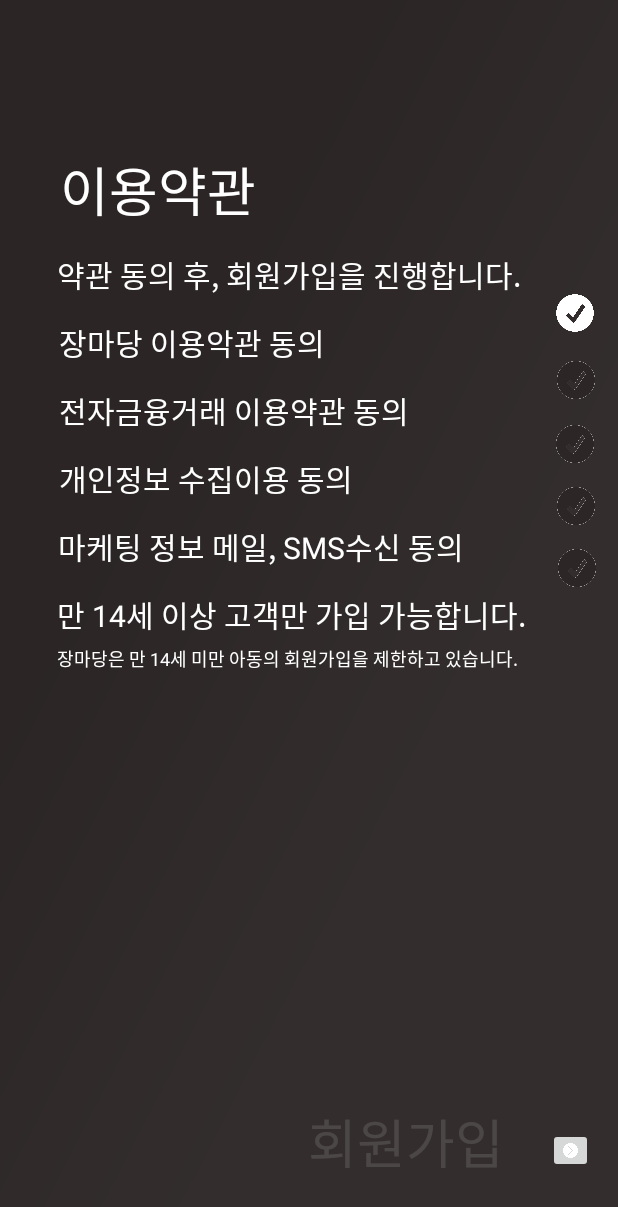
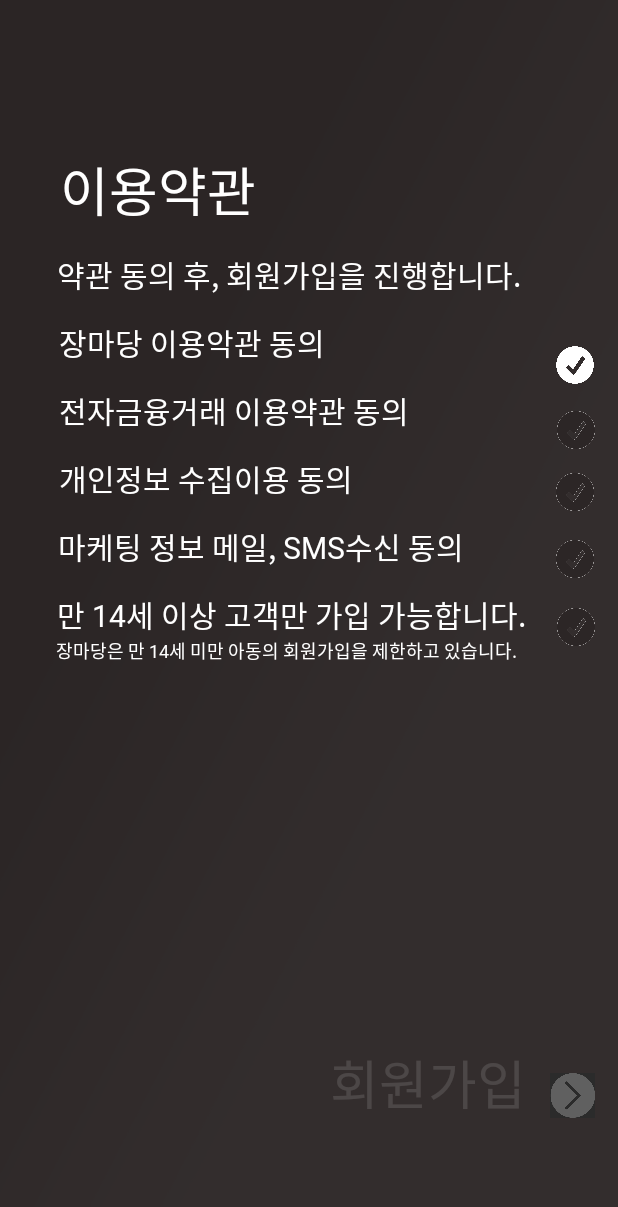
Before and after one commit to dnd-mentee-first/dnd-mentee-2st-14-frontend, an Android app: the TermsOfUseActivity screen opened directly, with no data from a screen before it, after a tap on an icon or button, on a phone screen of 412 x 824 dp. Shown: the top 1207 px of the screen. Run offline under Robolectric (Android 15) with nearby library versions, the phone set to English and light mode, and no system bars.

Commit message:
revise Term Of Use check

```diff
--- a/app/src/main/AndroidManifest.xml
+++ b/app/src/main/AndroidManifest.xml
@@ -11,7 +11,7 @@
         android:theme="@style/full_Screen">
         <meta-data
             android:name="com.google.android.actions"
-            android:resource="@drawable/custom_check_box" />
+            android:resource="@drawable/tos_check_box_selector" />
 
         <activity android:name=".MainActivity">
             <intent-filter>
@@ -52,15 +52,11 @@
         </activity>
         <activity android:name=".SignupNicknameActivity">
             <intent-filter>
-                <action android:name="android.intent.action.MAIN" />
-
                 <category android:name="android.intent.category.LAUNCHER" />
             </intent-filter>
         </activity>
         <activity android:name=".SignupAddressActivity">
             <intent-filter>
-                <action android:name="android.intent.action.MAIN" />
-
                 <category android:name="android.intent.category.LAUNCHER" />
             </intent-filter>
         </activity>
--- a/app/src/main/java/dnd/madang/jang/TermsOfUseActivity.kt
+++ b/app/src/main/java/dnd/madang/jang/TermsOfUseActivity.kt
@@ -4,9 +4,6 @@ import android.content.Intent
 import android.graphics.Color
 import androidx.appcompat.app.AppCompatActivity
 import android.os.Bundle
-import android.os.Handler
-import android.view.WindowManager
-import androidx.core.content.ContextCompat
 import kotlinx.android.synthetic.main.activity_termsofuse.*
 
 class TermsOfUseActivity : AppCompatActivity() {
@@ -15,22 +12,70 @@ class TermsOfUseActivity : AppCompatActivity() {
         super.onCreate(savedInstanceState)
         setContentView(R.layout.activity_termsofuse)
         val intent = Intent(this, SelfCertificationActivity::class.java)
-        //val intent = Intent(this, SelfCertificationActivity::class.java)
+        buttonNext.setAlpha(64)
         checkBox1.setOnClickListener{
             if(isChecked()){
                 textViewNext.setTextColor(Color.parseColor("#ffffff"))
+                buttonNext.setAlpha(255)
             }
-            else
+            else{
                 textViewNext.setTextColor(Color.parseColor("#20ffffff"))
+                //buttonNext.setColorFilter(R.color.clear)
+                buttonNext.setAlpha(64)
+            }
+        }
+        checkBox2.setOnClickListener{
+            if(isChecked()){
+                textViewNext.setTextColor(Color.parseColor("#ffffff"))
+                buttonNext.setAlpha(255)
+            }
+            else{
+                textViewNext.setTextColor(Color.parseColor("#20ffffff"))
+                //buttonNext.setColorFilter(R.color.clear)
+                buttonNext.setAlpha(64)
+            }
+        }
+        checkBox3.setOnClickListener{
+            if(isChecked()){
+                textViewNext.setTextColor(Color.parseColor("#ffffff"))
+                buttonNext.setAlpha(255)
+            }
+            else{
+                textViewNext.setTextColor(Color.parseColor("#20ffffff"))
+                //buttonNext.setColorFilter(R.color.clear)
+                buttonNext.setAlpha(64)
+            }
+        }
+        checkBox4.setOnClickListener{
+            if(isChecked()){
+                textViewNext.setTextColor(Color.parseColor("#ffffff"))
+                buttonNext.setAlpha(255)
+            }
+            else{
+                textViewNext.setTextColor(Color.parseColor("#20ffffff"))
+                //buttonNext.setColorFilter(R.color.clear)
+                buttonNext.setAlpha(64)
+            }
+        }
+        checkBox5.setOnClickListener{
+            if(isChecked()){
+                textViewNext.setTextColor(Color.parseColor("#ffffff"))
+                buttonNext.setAlpha(255)
+            }
+            else{
+                textViewNext.setTextColor(Color.parseColor("#20ffffff"))
+                //buttonNext.setColorFilter(R.color.clear)
+                buttonNext.setAlpha(64)
+            }
         }
 
-        nextButton.setOnClickListener {
+        buttonNext.setOnClickListener {
             if (isChecked())
                 startActivity(intent)
         }
     }
 
-    private fun isChecked():Boolean{
+    private fun isChecked():Boolean {
         if (checkBox1.isChecked && checkBox2.isChecked && checkBox3.isChecked && checkBox4.isChecked && checkBox5.isChecked){
             return true;
         }
--- a/app/src/main/res/layout/activity_termsofuse.xml
+++ b/app/src/main/res/layout/activity_termsofuse.xml
@@ -17,6 +17,7 @@
         android:layout_marginStart="40dp"
         android:layout_marginLeft="40dp"
         android:layout_marginTop="100dp"
+        android:fontFamily="@font/nanumsquareeb"
         android:text="이용약관"
         android:textAppearance="@style/TextAppearance.AppCompat.Large"
         android:textColor="#FFFFFF"
@@ -33,6 +34,7 @@
         android:layout_width="wrap_content"
         android:layout_height="wrap_content"
         android:layout_marginTop="15dp"
+        android:fontFamily="@font/nanumsquareb"
         android:text="약관 동의 후, 회원가입을 진행합니다."
         android:textAppearance="@style/TextAppearance.AppCompat.Large"
         android:textColor="#FFFFFF"
@@ -47,6 +49,7 @@
         android:layout_width="wrap_content"
         android:layout_height="wrap_content"
         android:layout_marginTop="15dp"
+        android:fontFamily="@font/nanumsquareb"
         android:text="장마당 이용악관 동의"
         android:textAllCaps="false"
         android:textAppearance="@style/TextAppearance.AppCompat.Large"
@@ -63,6 +66,7 @@
         android:layout_width="wrap_content"
         android:layout_height="wrap_content"
         android:layout_marginTop="15dp"
+        android:fontFamily="@font/nanumsquareb"
         android:text="전자금융거래 이용약관 동의"
         android:textAllCaps="false"
         android:textAppearance="@style/TextAppearance.AppCompat.Large"
@@ -79,6 +83,7 @@
         android:layout_width="wrap_content"
         android:layout_height="wrap_content"
         android:layout_marginTop="15dp"
+        android:fontFamily="@font/nanumsquareb"
         android:text="개인정보 수집이용 동의"
         android:textAllCaps="false"
         android:textAppearance="@style/TextAppearance.AppCompat.Large"
@@ -95,6 +100,7 @@
         android:layout_width="wrap_content"
         android:layout_height="wrap_content"
         android:layout_marginTop="15dp"
+        android:fontFamily="@font/nanumsquareb"
         android:text="마케팅 정보 메일, SMS수신 동의"
         android:textAllCaps="false"
         android:textAppearance="@style/TextAppearance.AppCompat.Large"
@@ -111,6 +117,7 @@
         android:layout_width="wrap_content"
         android:layout_height="wrap_content"
         android:layout_marginTop="15dp"
+        android:fontFamily="@font/nanumsquareb"
         android:text="만 14세 이상 고객만 가입 가능합니다."
         android:textAllCaps="false"
         android:textAppearance="@style/TextAppearance.AppCompat.Large"
@@ -126,7 +133,7 @@
         android:id="@+id/textView10"
         android:layout_width="wrap_content"
         android:layout_height="wrap_content"
-        android:layout_marginTop="5dp"
+        android:fontFamily="@font/nanumsquarer"
         android:text="장마당은 만 14세 미만 아동의 회원가입을 제한하고 있습니다."
         android:textAllCaps="false"
         android:textAppearance="@style/TextAppearance.AppCompat.Large"
@@ -134,7 +141,7 @@
         android:textIsSelectable="false"
         android:textSize="12dp"
         app:layout_constraintEnd_toEndOf="parent"
-        app:layout_constraintHorizontal_bias="0.366"
+        app:layout_constraintHorizontal_bias="0.355"
         app:layout_constraintStart_toStartOf="parent"
         app:layout_constraintTop_toBottomOf="@+id/textView9" />
 
@@ -142,26 +149,25 @@
         android:id="@+id/textViewNext"
         android:layout_width="wrap_content"
         android:layout_height="wrap_content"
-        android:layout_marginStart="40dp"
-        android:layout_marginLeft="40dp"
+        android:layout_marginStart="220dp"
+        android:layout_marginLeft="220dp"
         android:layout_marginTop="100dp"
+        android:fontFamily="@font/nanumsquareb"
         android:text="회원가입"
         android:textAppearance="@style/TextAppearance.AppCompat.Large"
         android:textColor="#20FFFFFF"
         android:textSize="35dp"
         app:layout_constraintBottom_toBottomOf="parent"
-        app:layout_constraintEnd_toEndOf="parent"
-        app:layout_constraintHorizontal_bias="0.685"
         app:layout_constraintStart_toStartOf="parent"
         app:layout_constraintTop_toTopOf="parent"
-        app:layout_constraintVertical_bias="0.945" />
+        app:layout_constraintVertical_bias="0.887" />
 
     <CheckBox
         android:id="@+id/checkBox1"
         android:layout_width="25dp"
         android:layout_height="25dp"
         android:layout_marginBottom="98dp"
-        android:background="@drawable/custom_check_box"
+        android:background="@drawable/tos_check_box_selector"
         android:button="@null"
         android:checked="false"
         android:visibility="visible"
@@ -170,14 +176,48 @@
         app:layout_constraintHorizontal_bias="0.906"
         app:layout_constraintStart_toEndOf="@+id/textView5"
         app:layout_constraintTop_toTopOf="parent"
-        app:layout_constraintVertical_bias="0.321" />
+        app:layout_constraintVertical_bias="0.403" />
+
+    <CheckBox
+        android:id="@+id/checkBox5"
+        android:layout_width="25dp"
+        android:layout_height="25dp"
+        android:layout_marginBottom="98dp"
+        android:background="@drawable/tos_check_box_selector"
+        android:button="@null"
+        android:checked="false"
+        android:visibility="visible"
+        app:layout_constraintBottom_toTopOf="@+id/textViewNext"
+        app:layout_constraintEnd_toEndOf="parent"
+        app:layout_constraintHorizontal_bias="0.567"
+        app:layout_constraintStart_toEndOf="@+id/textView9"
+        app:layout_constraintTop_toBottomOf="@+id/checkBox4"
+        app:layout_constraintVertical_bias="0.106" />
+
+    <CheckBox
+        android:id="@+id/checkBox3"
+        android:layout_width="25dp"
+        android:layout_height="25dp"
+        android:layout_marginTop="10dp"
+        android:layout_marginBottom="98dp"
+        android:background="@drawable/tos_check_box_selector"
+        android:button="@null"
+        android:checked="false"
+        android:visibility="visible"
+        app:layout_constraintBottom_toTopOf="@+id/textViewNext"
+        app:layout_constraintEnd_toEndOf="parent"
+        app:layout_constraintHorizontal_bias="0.895"
+        app:layout_constraintStart_toEndOf="@+id/textView7"
+        app:layout_constraintTop_toBottomOf="@+id/checkBox2"
+        app:layout_constraintVertical_bias="0.022" />
 
     <CheckBox
         android:id="@+id/checkBox2"
         android:layout_width="25dp"
         android:layout_height="25dp"
+        android:layout_marginTop="10dp"
         android:layout_marginBottom="98dp"
-        android:background="@drawable/custom_check_box"
+        android:background="@drawable/tos_check_box_selector"
         android:button="@null"
         android:checked="false"
         android:visibility="visible"
@@ -186,70 +226,38 @@
         app:layout_constraintHorizontal_bias="0.863"
         app:layout_constraintStart_toEndOf="@+id/textView6"
         app:layout_constraintTop_toBottomOf="@+id/checkBox1"
-        app:layout_constraintVertical_bias="0.049" />
+        app:layout_constraintVertical_bias="0.026" />
 
     <CheckBox
         android:id="@+id/checkBox4"
         android:layout_width="25dp"
         android:layout_height="25dp"
         android:layout_marginBottom="98dp"
-        android:background="@drawable/custom_check_box"
+        android:background="@drawable/tos_check_box_selector"
         android:button="@null"
         android:checked="false"
         android:visibility="visible"
         app:layout_constraintBottom_toTopOf="@+id/textViewNext"
         app:layout_constraintEnd_toEndOf="parent"
-        app:layout_constraintHorizontal_bias="0.8"
+        app:layout_constraintHorizontal_bias="0.794"
         app:layout_constraintStart_toEndOf="@+id/textView8"
         app:layout_constraintTop_toBottomOf="@+id/checkBox3"
-        app:layout_constraintVertical_bias="0.053" />
-
-    <CheckBox
-        android:id="@+id/checkBox5"
-        android:layout_width="25dp"
-        android:layout_height="25dp"
-        android:layout_marginBottom="98dp"
-        android:background="@drawable/custom_check_box"
-        android:button="@null"
-        android:checked="false"
-        android:visibility="visible"
-        app:layout_constraintBottom_toTopOf="@+id/textViewNext"
-        app:layout_constraintEnd_toEndOf="parent"
-        app:layout_constraintHorizontal_bias="0.589"
-        app:layout_constraintStart_toEndOf="@+id/textView9"
-        app:layout_constraintTop_toBottomOf="@+id/checkBox4"
-        app:layout_constraintVertical_bias="0.061" />
-
-    <CheckBox
-        android:id="@+id/checkBox3"
-        android:layout_width="25dp"
-        android:layout_height="25dp"
-        android:layout_marginTop="16dp"
-        android:layout_marginBottom="98dp"
-        android:background="@drawable/custom_check_box"
-        android:button="@null"
-        android:checked="false"
-        android:visibility="visible"
-        app:layout_constraintBottom_toTopOf="@+id/textViewNext"
-        app:layout_constraintEnd_toEndOf="parent"
-        app:layout_constraintHorizontal_bias="0.896"
-        app:layout_constraintStart_toEndOf="@+id/textView7"
-        app:layout_constraintTop_toBottomOf="@+id/checkBox2"
-        app:layout_constraintVertical_bias="0.005" />
+        app:layout_constraintVertical_bias="0.083" />
 
     <ImageButton
-        android:id="@+id/nextButton"
+        android:id="@+id/buttonNext"
         android:layout_width="30dp"
         android:layout_height="30dp"
         android:layout_marginBottom="36dp"
+
+        android:background="#2B2B2B"
         android:scaleType="centerCrop"
-
         app:layout_constraintBottom_toBottomOf="parent"
         app:layout_constraintEnd_toEndOf="parent"
-        app:layout_constraintHorizontal_bias="0.644"
+        app:layout_constraintHorizontal_bias="0.515"
         app:layout_constraintStart_toEndOf="@+id/textViewNext"
         app:layout_constraintTop_toTopOf="parent"
-        app:layout_constraintVertical_bias="0.992"
+        app:layout_constraintVertical_bias="0.944"
         app:srcCompat="@drawable/next_btn" />
 
 </androidx.constraintlayout.widget.ConstraintLayout>
--- a/app/src/main/res/values/colors.xml
+++ b/app/src/main/res/values/colors.xml
@@ -4,5 +4,7 @@
     <color name="colorPrimaryDark">#00574B</color>
     <color name="colorAccent">#D81B60</color>
     <color name="darkBrown">#2C2626</color>
+    <color name="clear">#00FFFFFF</color>
     <color name= "colorWhite">#FFFFFF</color>
+
 </resources>
```
Also changed, not shown: app/src/main/res/drawable/tos_check_box_selector.xml (renamed from app/src/main/res/drawable/custom_check_box.xml).
